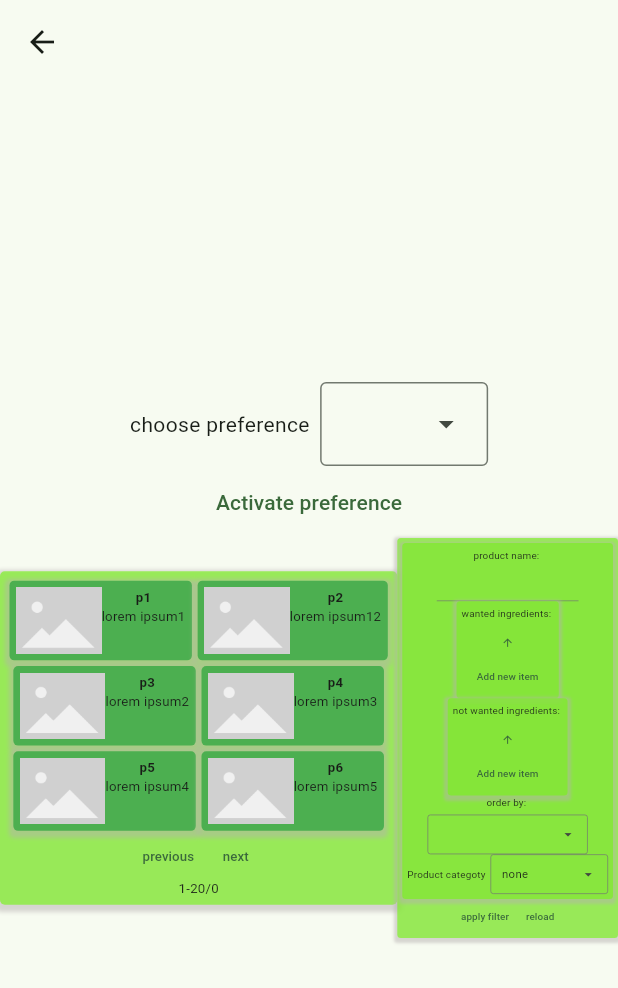
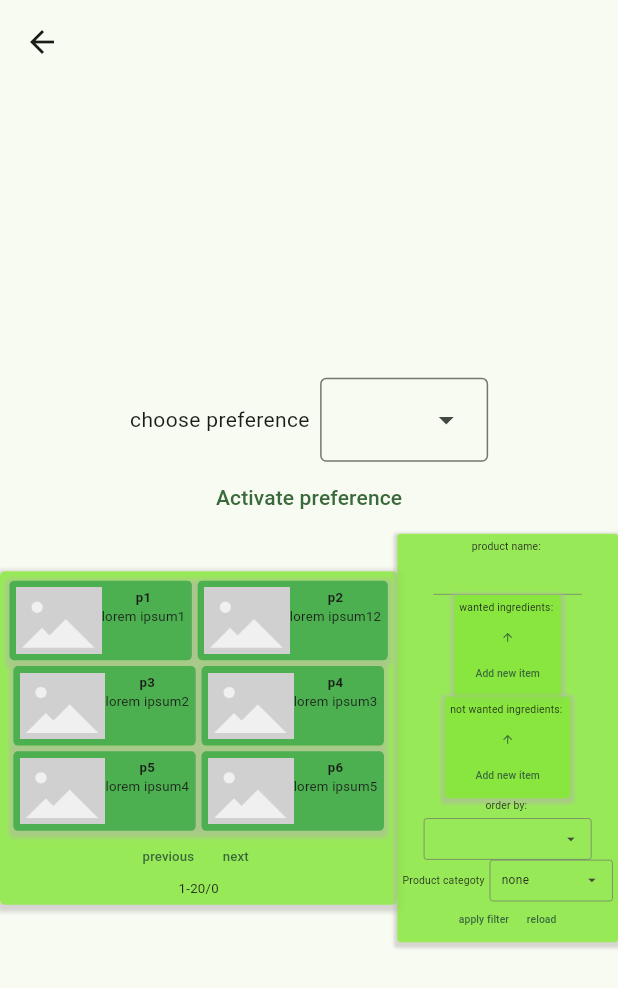
Before and after one commit to IO2-InGreed1/IO2_InGreed.io-1, a Flutter app: the screen it shows after launch, after a tap on "Client pov", after a tap on "search", on a phone screen of 412 x 824 dp. Shown: the top 988 px of the screen. Run offline on Flutter 3.47's test engine with Material 3 defaults, Android fonts, the phone set to English and light mode, and no system bars; our stand-ins replace dart_mappable, flutter_bloc, flutter_rating_bar, hydrated_bloc, image_picker, loading_animation_widget; missing offline and left inert: omni_datetime_picker; generated files the repository leaves out were written again.

Commit message:
zmiany kosmetyczne

```diff
--- a/Frontend/ingreedio_front/lib/ui/search_screen.dart
+++ b/Frontend/ingreedio_front/lib/ui/search_screen.dart
@@ -115,7 +115,7 @@ abstract class SearchScreenState<T> extends State<SearchScreen<T>> {
   {
     return Column(mainAxisAlignment: MainAxisAlignment.center,
     children: [
-      StandardDecorator(child: filterCreator),
+      filterCreator,
         Row(
           mainAxisAlignment: MainAxisAlignment.center,
           children: [applyButton,reloadButton],
```
